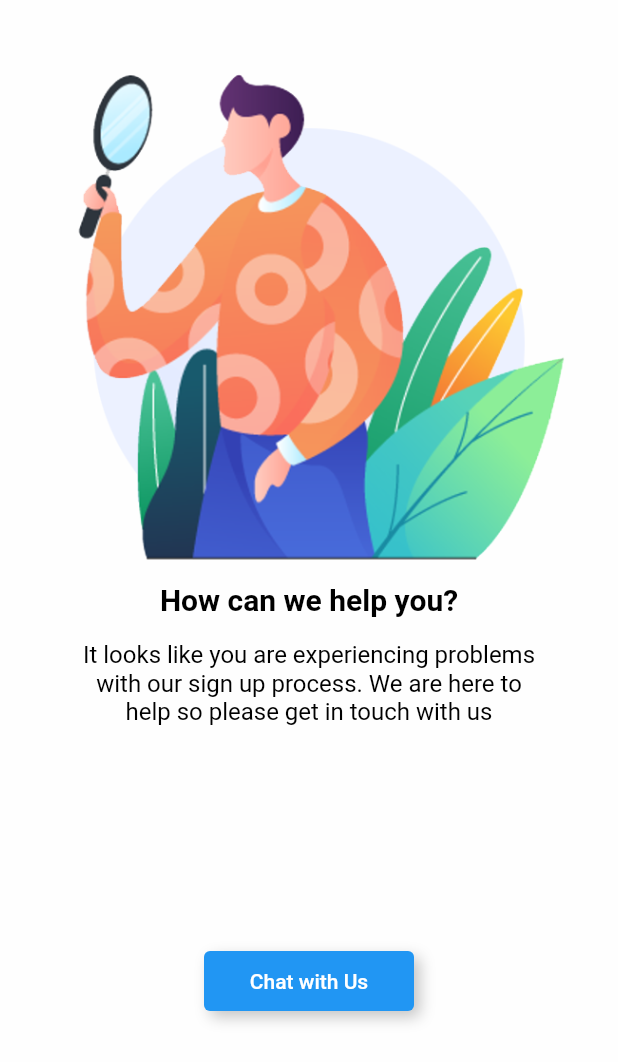
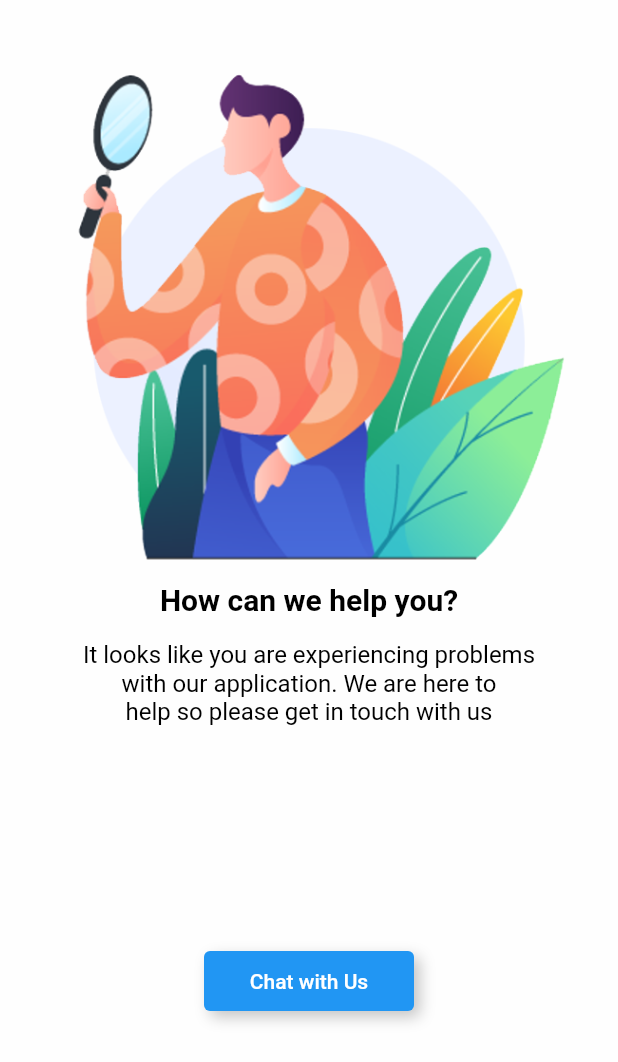
Before and after one commit to cepdnaclk/e18-3yp-Weather-Analytics-And-Travel-Path-Guider, a Flutter app: the HelpScreen screen opened directly, on a phone screen of 412 x 824 dp. Shown: the top 1062 px of the screen. Run offline on Flutter 3.47's test engine with Material 2 defaults, Android fonts, the phone set to English and light mode, and no system bars; our stand-ins replace avatar_glow, device_preview, flutter_rating_bar, flutter_screenutil, flutter_svg, font_awesome_flutter and 5 more; project files that could hold a hidden picture were left out.

```diff
--- a/code/newFrontend/lib/feedback_screen.dart
+++ b/code/newFrontend/lib/feedback_screen.dart
@@ -17,12 +17,12 @@ class _FeedbackScreenState extends State<FeedbackScreen> {
     var brightness = MediaQuery.of(context).platformBrightness;
     bool isLightMode = brightness == Brightness.light;
     return Container(
-      color: isLightMode ? AppTheme.nearlyWhite : AppTheme.nearlyBlack,
+      color: isLightMode ? AppTheme.nearlyWhite : Color.fromARGB(255, 32, 45, 235),
       child: SafeArea(
         top: false,
         child: Scaffold(
           backgroundColor:
-              isLightMode ? AppTheme.nearlyWhite : AppTheme.nearlyBlack,
+              isLightMode ? AppTheme.nearlyWhite : Color.fromARGB(255, 32, 45, 235),
           body: SingleChildScrollView(
             child: SizedBox(
               height: MediaQuery.of(context).size.height,
--- a/code/newFrontend/lib/help_screen.dart
+++ b/code/newFrontend/lib/help_screen.dart
@@ -17,12 +17,12 @@ class _HelpScreenState extends State<HelpScreen> {
     var brightness = MediaQuery.of(context).platformBrightness;
     bool isLightMode = brightness == Brightness.light;
     return Container(
-      color: isLightMode ? AppTheme.nearlyWhite : AppTheme.nearlyBlack,
+      color: isLightMode ? AppTheme.nearlyWhite : Color.fromARGB(255, 32, 45, 235),
       child: SafeArea(
         top: false,
         child: Scaffold(
           backgroundColor:
-              isLightMode ? AppTheme.nearlyWhite : AppTheme.nearlyBlack,
+              isLightMode ? AppTheme.nearlyWhite : Color.fromARGB(255, 32, 45, 235),
           body: Column(
             children: <Widget>[
               Container(
@@ -45,7 +45,7 @@ class _HelpScreenState extends State<HelpScreen> {
               Container(
                 padding: const EdgeInsets.only(top: 16),
                 child: Text(
-                  'It looks like you are experiencing problems\nwith our sign up process. We are here to\nhelp so please get in touch with us',
+                  'It looks like you are experiencing problems\nwith our application. We are here to\nhelp so please get in touch with us',
                   textAlign: TextAlign.center,
                   style: TextStyle(
                       fontSize: 16,
--- a/code/newFrontend/lib/invite_friend_screen.dart
+++ b/code/newFrontend/lib/invite_friend_screen.dart
@@ -17,11 +17,11 @@ class _InviteFriendState extends State<InviteFriend> {
     var brightness = MediaQuery.of(context).platformBrightness;
     bool isLightMode = brightness == Brightness.light;
     return Container(
-      color: isLightMode ? AppTheme.white : AppTheme.nearlyBlack,
+      color: isLightMode ? AppTheme.white : Color.fromARGB(255, 32, 45, 235),
       child: SafeArea(
         top: false,
         child: Scaffold(
-          backgroundColor: isLightMode ? AppTheme.white : AppTheme.nearlyBlack,
+          backgroundColor: isLightMode ? AppTheme.white : Color.fromARGB(255, 32, 45, 235),
           body: Column(
             children: <Widget>[
               Container(
@@ -38,7 +38,7 @@ class _InviteFriendState extends State<InviteFriend> {
                   style: TextStyle(
                     fontSize: 20,
                     fontWeight: FontWeight.bold,
-                    color: isLightMode ? Colors.black : Colors.white,
+                    color: isLightMode ? Color.fromARGB(255, 32, 45, 235) : Colors.white,
                   ),
                 ),
               ),
```
